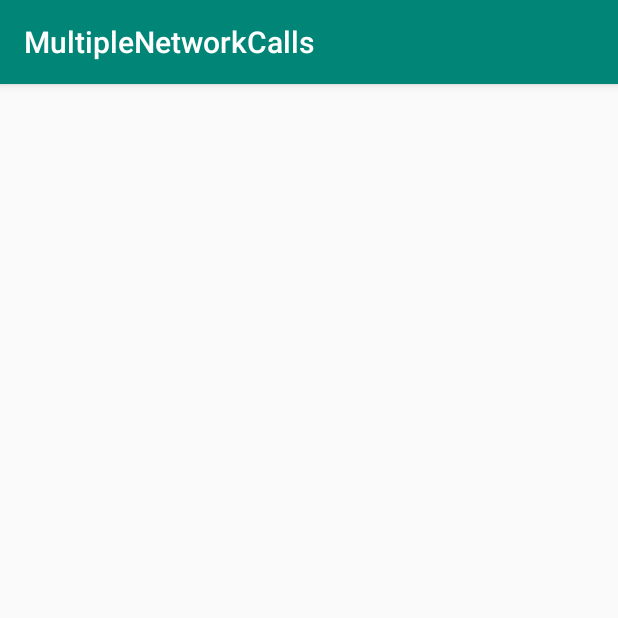
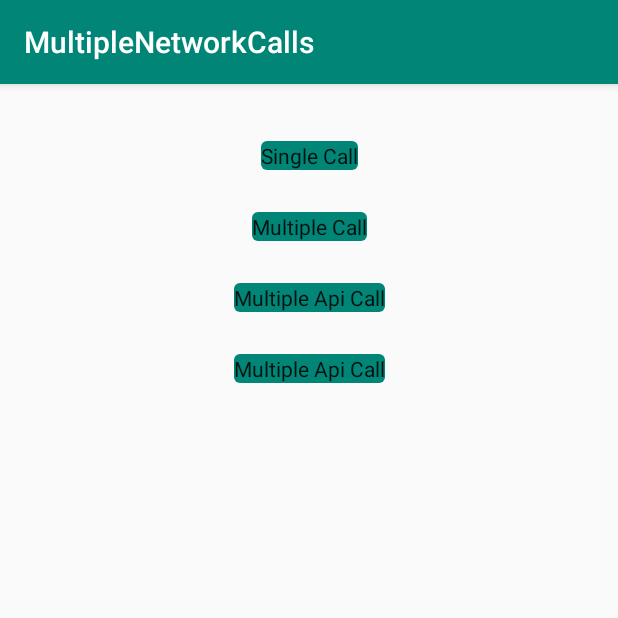
Before and after one commit to ArtemisSoftware/Parallel-Multiple-Network-Calls, an Android app: the MainActivity screen opened directly, with no data from a screen before it, on a phone screen of 412 x 824 dp, the top half of it. Run offline under Robolectric (Android 15) with nearby library versions, the phone set to English and light mode, and no system bars; our stand-ins replace RxJava, Timber; network calls fail.

Commit message:
update Layout activity_main

```diff
--- a/app/src/main/java/com/titan/multiplenetworkcalls/ChainCallsActivity.java
+++ b/app/src/main/java/com/titan/multiplenetworkcalls/ChainCallsActivity.java
@@ -110,7 +110,7 @@ public class ChainCallsActivity extends MultipleActivity{
 
                             @Override
                             public void onNext(List<Post> posts) {
-
+                                postsRecyclerViewAdapter.setData(posts);
                             }
 
                             @Override
--- a/app/src/main/java/com/titan/multiplenetworkcalls/MainActivity.java
+++ b/app/src/main/java/com/titan/multiplenetworkcalls/MainActivity.java
@@ -49,6 +49,7 @@ public class MainActivity extends AppCompatActivity {
         //intent = new Intent(this, SingleCallActivity.class);
         //intent = new Intent(this, MultipleCallsActivity.class);
         intent = new Intent(this, MultipleApiCallsActivity.class);
+        intent = new Intent(this, ChainCallsActivity.class);
         startActivity(intent);
 
         /*
--- a/app/src/main/res/layout/activity_main.xml
+++ b/app/src/main/res/layout/activity_main.xml
@@ -1,14 +1,54 @@
 <?xml version="1.0" encoding="utf-8"?>
-<androidx.coordinatorlayout.widget.CoordinatorLayout
-    xmlns:android="http://schemas.android.com/apk/res/android"
+<androidx.constraintlayout.widget.ConstraintLayout xmlns:android="http://schemas.android.com/apk/res/android"
+    xmlns:app="http://schemas.android.com/apk/res-auto"
     xmlns:tools="http://schemas.android.com/tools"
     android:layout_width="match_parent"
     android:layout_height="match_parent"
     tools:context=".MainActivity">
 
-    <androidx.recyclerview.widget.RecyclerView
-        android:id="@+id/recyclerView"
-        android:layout_width="match_parent"
-        android:layout_height="match_parent" />
 
-</androidx.coordinatorlayout.widget.CoordinatorLayout>
+    <com.google.android.material.button.MaterialButton
+        android:id="@+id/btn_single_call"
+        android:layout_width="wrap_content"
+        android:layout_height="wrap_content"
+        android:layout_marginTop="32dp"
+        android:text="Single Call"
+        app:layout_constraintEnd_toEndOf="parent"
+        app:layout_constraintStart_toStartOf="parent"
+        app:layout_constraintTop_toTopOf="parent" />
+
+
+    <com.google.android.material.button.MaterialButton
+        android:id="@+id/btn_multiple_call"
+        android:layout_width="wrap_content"
+        android:layout_height="wrap_content"
+        android:layout_marginTop="16dp"
+        android:text="Multiple Call"
+        app:layout_constraintEnd_toEndOf="@+id/btn_single_call"
+        app:layout_constraintStart_toStartOf="@+id/btn_single_call"
+        app:layout_constraintTop_toBottomOf="@+id/btn_single_call" />
+
+
+    <com.google.android.material.button.MaterialButton
+        android:id="@+id/btn_multiple_api_call"
+        android:layout_width="wrap_content"
+        android:layout_height="wrap_content"
+        android:layout_marginTop="16dp"
+        android:text="Multiple Api Call"
+        app:layout_constraintEnd_toEndOf="@+id/btn_multiple_call"
+        app:layout_constraintStart_toStartOf="@+id/btn_multiple_call"
+        app:layout_constraintTop_toBottomOf="@+id/btn_multiple_call" />
+
+
+    <com.google.android.material.button.MaterialButton
+        android:id="@+id/btn_chain_call"
+        android:layout_width="wrap_content"
+        android:layout_height="wrap_content"
+        android:layout_marginTop="16dp"
+        android:text="Multiple Api Call"
+        app:layout_constraintEnd_toEndOf="@+id/btn_multiple_api_call"
+        app:layout_constraintStart_toStartOf="@+id/btn_multiple_api_call"
+        app:layout_constraintTop_toBottomOf="@+id/btn_multiple_api_call" />
+
+
+</androidx.constraintlayout.widget.ConstraintLayout>
```
